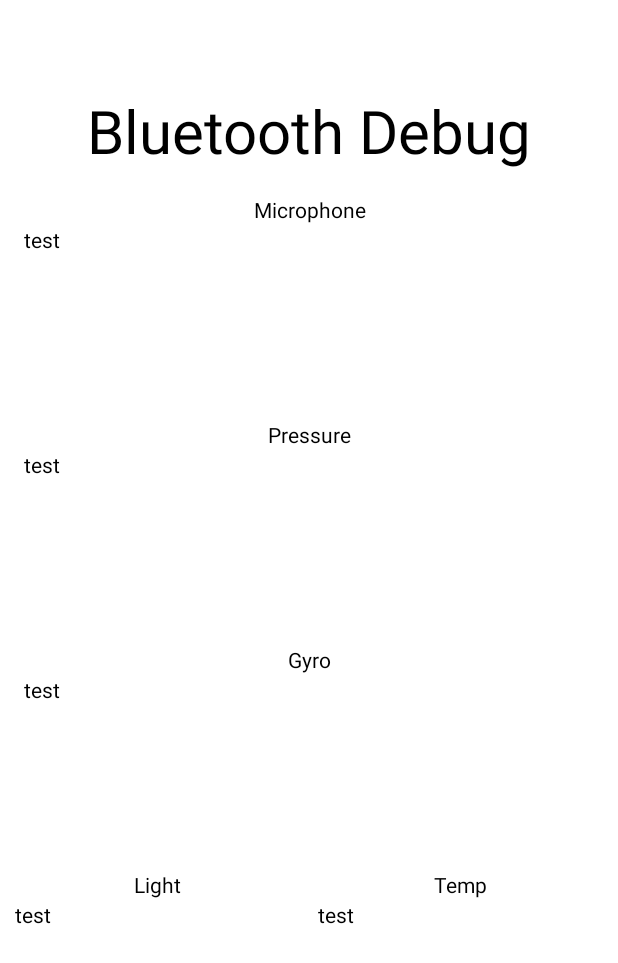
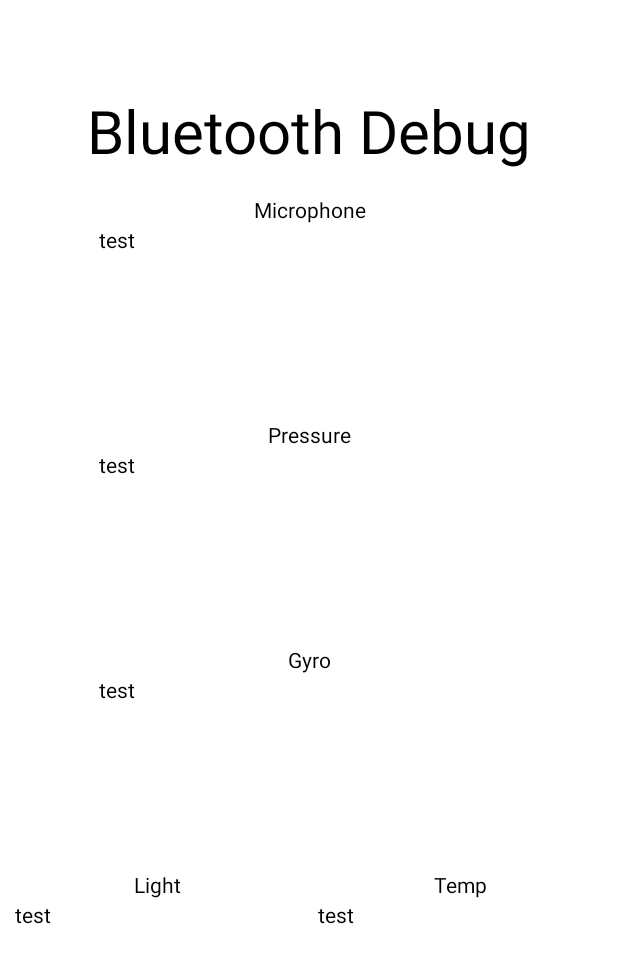
Before and after one commit to KaeWing/Snoozie, an Android app: the BluetoothDebugPage screen opened directly, with no data from a screen before it, on a phone screen of 412 x 824 dp. Shown: the top 963 px of the screen. Run offline under Robolectric (Android 15) with nearby library versions, the phone set to English and light mode, and no system bars.

Commit message:
Corrected Layout of Debug Page

```diff
--- a/app/src/main/java/com/snoozieapp/app/BluetoothTest.java
+++ b/app/src/main/java/com/snoozieapp/app/BluetoothTest.java
@@ -173,17 +173,6 @@ public class BluetoothTest extends Activity {
                                                 case "accel":
                                                     BluetoothDebugPage.printGyroData(dataArray[1]);
                                             }
-
-                                            BluetoothDebugPage.printMicData(data);
-
-                                            // parse the data
-                                            // string -> char array
-                                            // char a = array[0]
-                                            // switch
-                                            // a == 'p'
-                                            // pressure
-                                            //  ..
-                                            //  ..
                                         }
                                     });
                                 }
--- a/app/src/main/res/layout/bluetooth_debug_page.xml
+++ b/app/src/main/res/layout/bluetooth_debug_page.xml
@@ -24,7 +24,7 @@
         android:textColor="#000"
         android:layout_gravity="center_horizontal"
         android:layout_marginTop="130dp"
-        android:layout_width="380dp"
+        android:layout_width="280dp"
         android:layout_height="20dp"/>
 
     <TextView
@@ -35,7 +35,7 @@
         android:textColor="#000"
         android:layout_gravity="center_horizontal"
         android:layout_marginTop="150dp"
-        android:layout_width="380dp"
+        android:layout_width="280dp"
         android:layout_height="120dp" />
 
     <TextView
@@ -46,7 +46,7 @@
         android:textColor="#000"
         android:layout_gravity="center_horizontal"
         android:layout_marginTop="280dp"
-        android:layout_width="380dp"
+        android:layout_width="280dp"
         android:layout_height="20dp" />
 
     <TextView
@@ -57,7 +57,7 @@
         android:textColor="#000"
         android:layout_gravity="center_horizontal"
         android:layout_marginTop="300dp"
-        android:layout_width="380dp"
+        android:layout_width="280dp"
         android:layout_height="120dp" />
 
     <TextView
@@ -68,7 +68,7 @@
         android:textColor="#000"
         android:layout_gravity="center_horizontal"
         android:layout_marginTop="430dp"
-        android:layout_width="380dp"
+        android:layout_width="280dp"
         android:layout_height="20dp" />
 
     <TextView
@@ -79,7 +79,7 @@
         android:textColor="#000"
         android:layout_gravity="center_horizontal"
         android:layout_marginTop="450dp"
-        android:layout_width="380dp"
+        android:layout_width="280dp"
         android:layout_height="120dp" />
 
     <TextView
```
